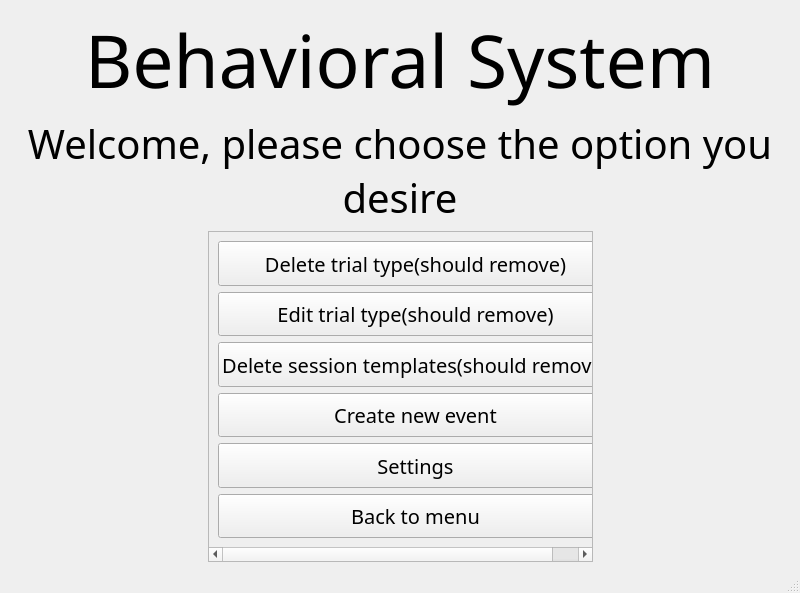
This is UI/system_main_plus.ui in KehatSudri/Behavior_System2.0 as Qt 5 draws it before an edit. The edited form follows.
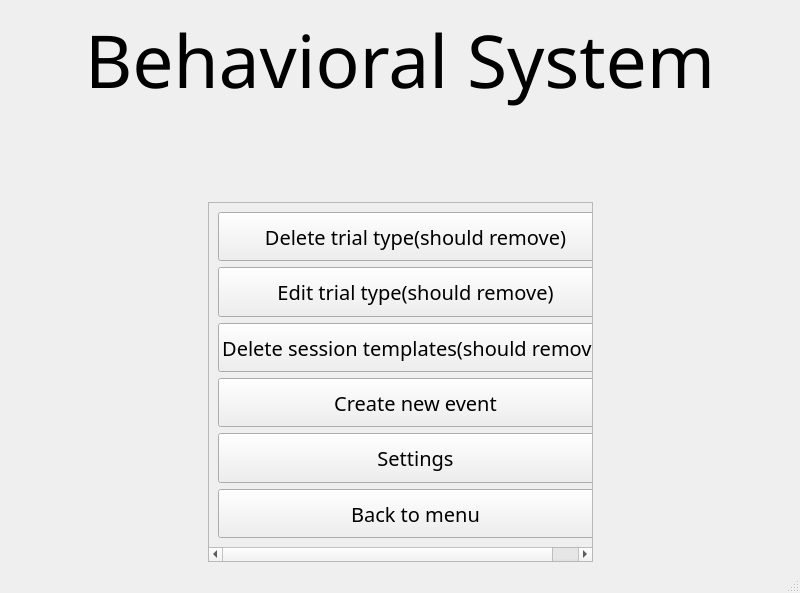
This is the edited form.

Patch:
```diff
--- a/UI/system_main_plus.ui
+++ b/UI/system_main_plus.ui
@@ -303,7 +303,7 @@
          <number>0</number>
         </property>
         <property name="text">
-         <string>Welcome, please choose the option you desire</string>
+         <string/>
         </property>
         <property name="scaledContents">
          <bool>false</bool>
```
